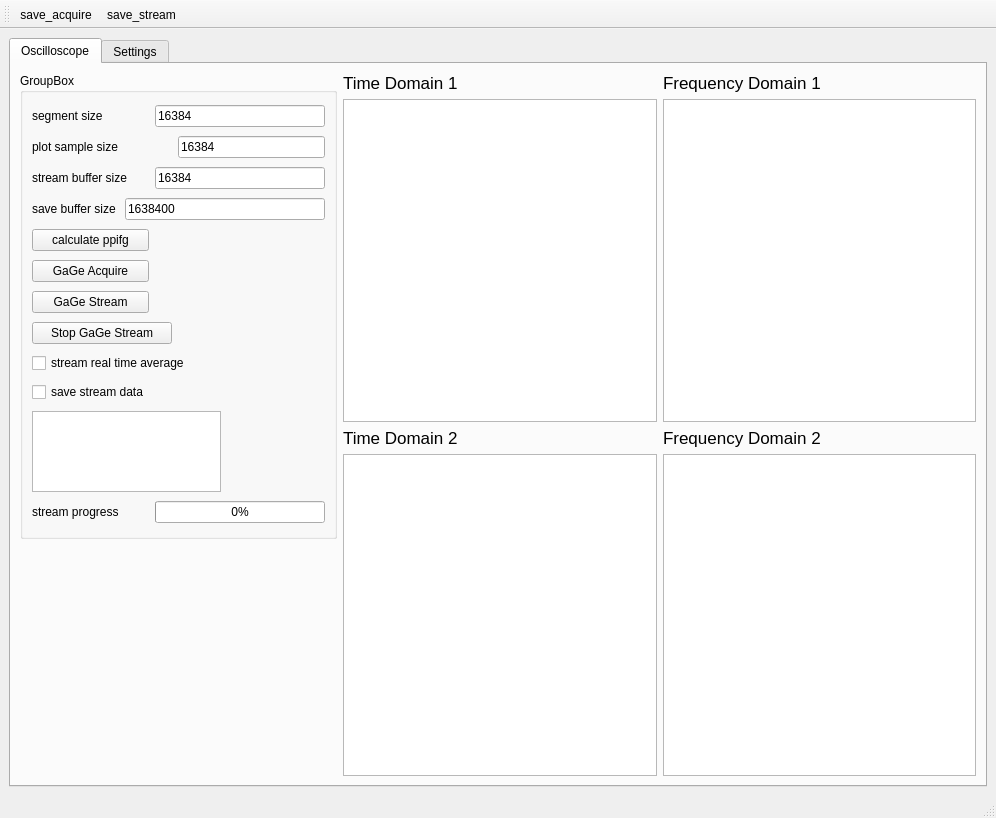
This is main_window/form.ui in UCBoulder/GaGe_Digitzer_Python as Qt 5 draws it before an edit. The edited form follows.
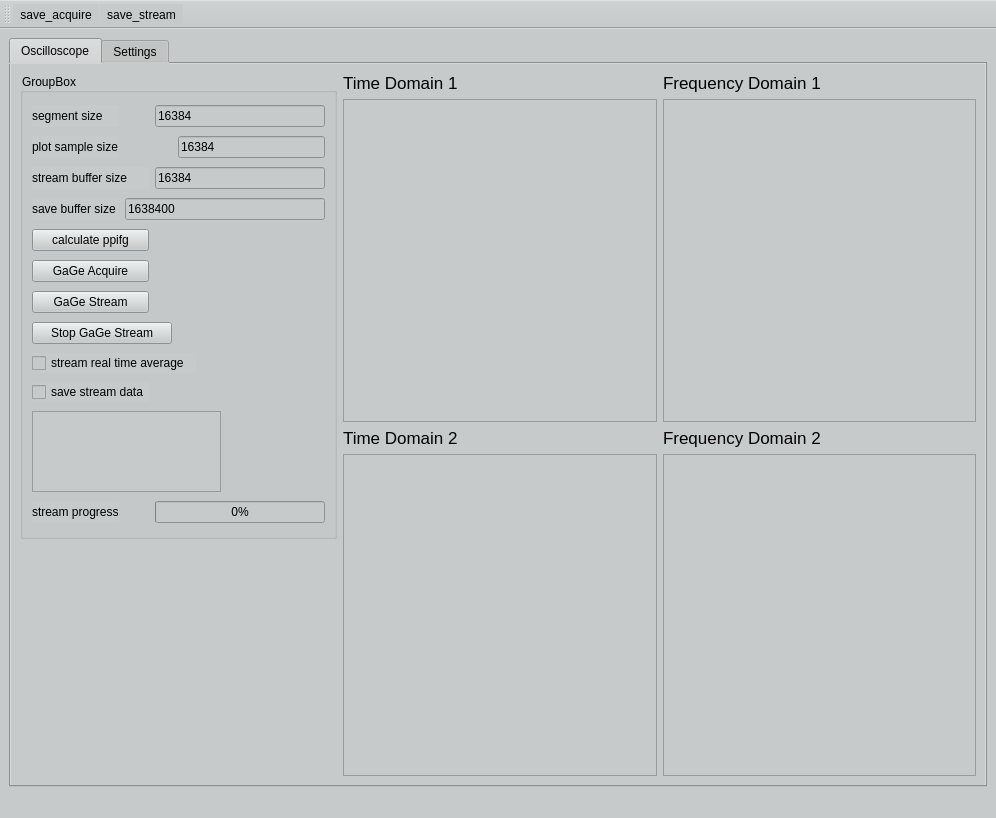
This is the edited form. Icons and pictures are not drawn. Custom widgets are drawn as their Qt base class.

Commit message: changed color theme

```diff
--- a/main_window/form.ui
+++ b/main_window/form.ui
@@ -13,6 +13,10 @@
   <property name="windowTitle">
    <string>MainWindow</string>
   </property>
+  <property name="styleSheet">
+   <string notr="true">background-color: rgb(156, 158, 158);
+background-color: rgb(199, 202, 202);</string>
+  </property>
   <widget class="QWidget" name="centralwidget">
    <layout class="QGridLayout" name="gridLayout_4">
     <item row="0" column="0">
```
The commit also changes 3 other files.
